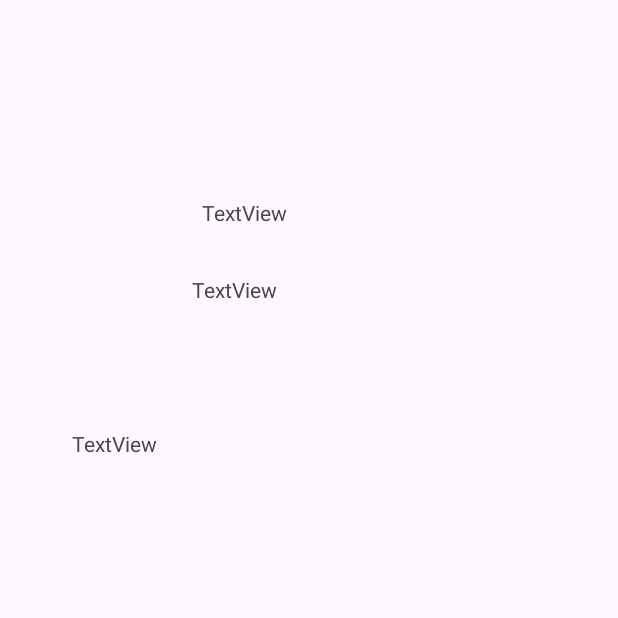
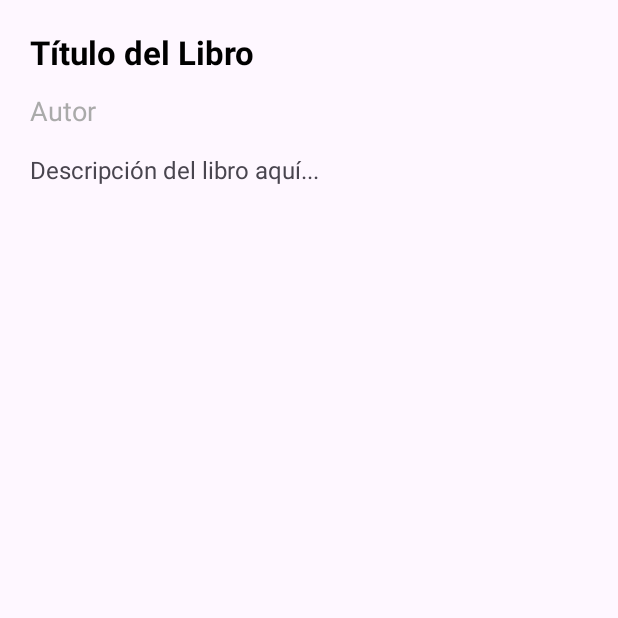
Before and after one commit to PabloMaidana/TP2_Android, an Android app: the DetalleActivity screen opened directly, with no data from a screen before it, on a phone screen of 412 x 824 dp, the top half of it. Run offline under Robolectric (Android 15) with nearby library versions, the phone set to English and light mode, and no system bars.

Commit message:
vista corregida

```diff
--- a/app/src/main/res/layout/activity_detalle.xml
+++ b/app/src/main/res/layout/activity_detalle.xml
@@ -2,53 +2,50 @@
 <androidx.constraintlayout.widget.ConstraintLayout xmlns:android="http://schemas.android.com/apk/res/android"
     xmlns:app="http://schemas.android.com/apk/res-auto"
     xmlns:tools="http://schemas.android.com/tools"
+    android:id="@+id/rootDetalle"
     android:layout_width="match_parent"
-    android:layout_height="match_parent">
+    android:layout_height="match_parent"
+    android:padding="20dp"
+    tools:context=".View.DetalleActivity">
 
-    <ImageView
-        android:id="@+id/imageView"
-        android:layout_width="wrap_content"
-        android:layout_height="wrap_content"
-        android:layout_marginStart="48dp"
-        android:layout_marginTop="124dp"
-        app:layout_constraintStart_toStartOf="parent"
-        app:layout_constraintTop_toTopOf="parent"
-        tools:srcCompat="@tools:sample/avatars" />
 
     <TextView
         android:id="@+id/tvTitulo"
-        android:layout_width="wrap_content"
+        android:layout_width="0dp"
         android:layout_height="wrap_content"
-        android:layout_marginStart="75dp"
-        android:layout_marginTop="132dp"
-        android:text="TextView"
-        app:layout_constraintEnd_toEndOf="parent"
-        app:layout_constraintHorizontal_bias="0.049"
-        app:layout_constraintStart_toEndOf="@+id/imageView"
-        app:layout_constraintTop_toTopOf="parent" />
+        android:text="Título del Libro"
+        android:textStyle="bold"
+        android:textSize="22sp"
+        android:textColor="@android:color/black"
+        app:layout_constraintTop_toTopOf="parent"
+        app:layout_constraintStart_toStartOf="parent"
+        app:layout_constraintEnd_toEndOf="parent" />
+
 
     <TextView
         android:id="@+id/tvAutor"
-        android:layout_width="wrap_content"
+        android:layout_width="0dp"
         android:layout_height="wrap_content"
-        android:layout_marginStart="80dp"
-        android:layout_marginTop="32dp"
-        android:text="TextView"
-        app:layout_constraintEnd_toEndOf="parent"
-        app:layout_constraintHorizontal_bias="0.0"
-        app:layout_constraintStart_toEndOf="@+id/imageView"
-        app:layout_constraintTop_toBottomOf="@+id/tvTitulo" />
+        android:text="Autor"
+        android:textSize="18sp"
+        android:textColor="@android:color/darker_gray"
+        android:layout_marginTop="12dp"
+        app:layout_constraintTop_toBottomOf="@id/tvTitulo"
+        app:layout_constraintStart_toStartOf="parent"
+        app:layout_constraintEnd_toEndOf="parent" />
+
 
     <TextView
         android:id="@+id/tvDescripcion"
-        android:layout_width="wrap_content"
-        android:layout_height="wrap_content"
-        android:layout_marginTop="104dp"
-        android:text="TextView"
-        app:layout_constraintBottom_toBottomOf="parent"
+        android:layout_width="0dp"
+        android:layout_height="0dp"
+        android:text="Descripción del libro aquí..."
+        android:textSize="16sp"
+        android:layout_marginTop="16dp"
+        android:lineSpacingExtra="4dp"
+        app:layout_constraintTop_toBottomOf="@id/tvAutor"
+        app:layout_constraintStart_toStartOf="parent"
         app:layout_constraintEnd_toEndOf="parent"
-        app:layout_constraintHorizontal_bias="0.135"
-        app:layout_constraintStart_toStartOf="parent"
-        app:layout_constraintTop_toBottomOf="@+id/imageView"
-        app:layout_constraintVertical_bias="0.101" />
+        app:layout_constraintBottom_toBottomOf="parent" />
+
 </androidx.constraintlayout.widget.ConstraintLayout>
```
